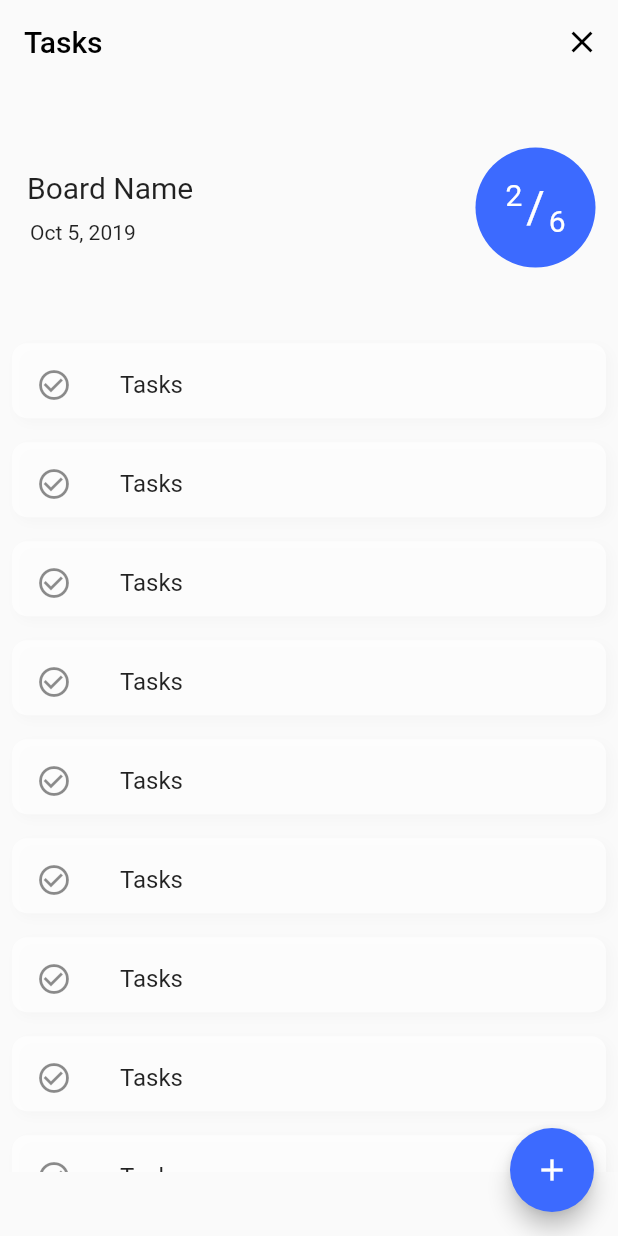
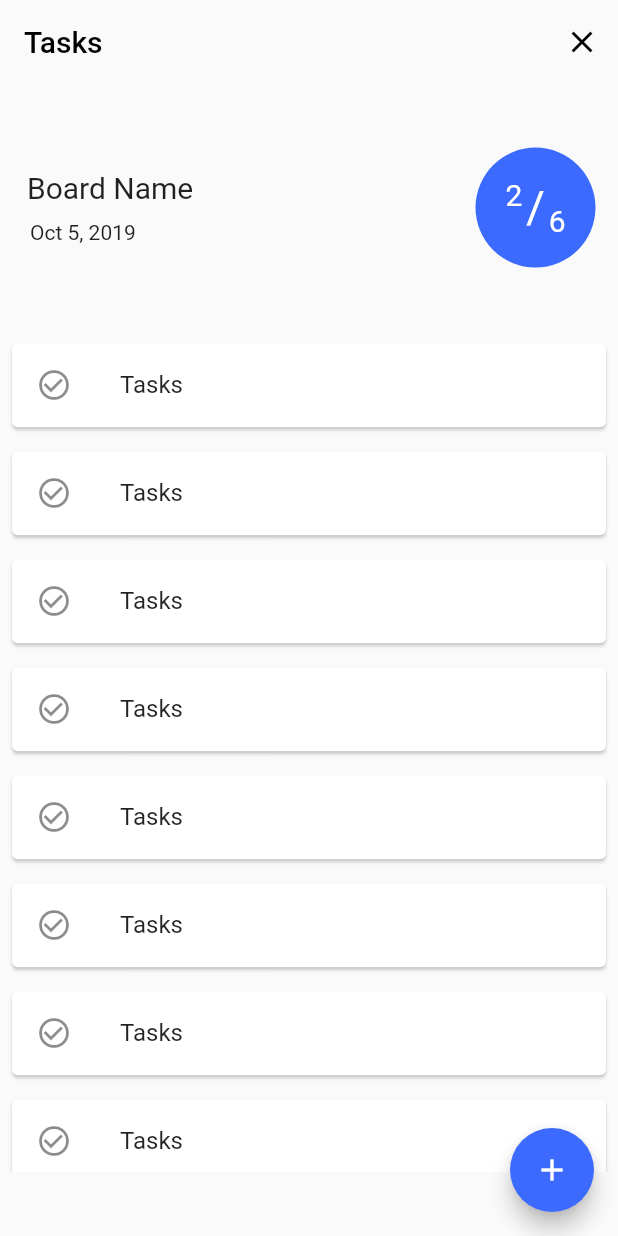
Before and after one commit to Diaga/Twix, a Flutter app: the screen it shows after launch, after a tap on "Board 1", on a phone screen of 412 x 824 dp. Run offline on Flutter 3.47's test engine with Material 2 defaults, Android fonts, the phone set to English and light mode, and no system bars.

Commit message:
update the styles

```diff
--- a/lib/Palette/palette.dart
+++ b/lib/Palette/palette.dart
@@ -8,5 +8,5 @@ class Palette {
   static const Color boardColor = Colors.white;
   static const Color boardTaskCounter = Colors.black;
   static Color boardProgressBarBackground = Colors.grey[100];
-  static const Color boardProgressBar = Colors.blueAccent;
+  static const Color boardProgressBar = Color(0xFF3C6AFF);
 }
--- a/lib/Screens/board_screen.dart
+++ b/lib/Screens/board_screen.dart
@@ -21,9 +21,9 @@ class _BoardScreenState extends State<BoardScreen> {
             title: Text('Personal Boards'),
           ),
           Padding(
-            padding: const EdgeInsets.symmetric(vertical:8.0),
+            padding: const EdgeInsets.symmetric(vertical: 8.0),
             child: Container(
-              height: 100,
+              height: 120,
               child: ListView(
                 scrollDirection: Axis.horizontal,
                 children: <Widget>[
@@ -51,9 +51,9 @@ class _BoardScreenState extends State<BoardScreen> {
             title: Text('Group Boards'),
           ),
           Padding(
-            padding: const EdgeInsets.symmetric(vertical:8.0),
+            padding: const EdgeInsets.symmetric(vertical: 8.0),
             child: Container(
-              height: 100,
+              height: 120,
               child: ListView(
                 scrollDirection: Axis.horizontal,
                 children: <Widget>[
--- a/lib/Widgets/board/board.dart
+++ b/lib/Widgets/board/board.dart
@@ -41,38 +41,24 @@ class _BoardState extends State<Board> {
           ),
         );
       },
-      child: Container(
-        decoration: BoxDecoration(
-            color: Palette.boardColor,
-            shape: BoxShape.rectangle,
-            borderRadius: BorderRadius.all(Radius.circular(10.0)),
-            boxShadow: [
-              BoxShadow(
-                color: Palette.boardShadow,
-                offset: Offset(1, 3),
-                blurRadius: 8,
-              ),
-            ],),
-        width: size.width * 0.4,
-        height: 50.0,
-        margin: EdgeInsets.symmetric(horizontal: 10),
+      child: Card(
         child: Column(
           mainAxisAlignment: MainAxisAlignment.spaceEvenly,
           crossAxisAlignment: CrossAxisAlignment.start,
           children: <Widget>[
             Padding(
-              padding: const EdgeInsets.symmetric(horizontal:8.0),
+              padding: const EdgeInsets.symmetric(horizontal: 8.0),
               child: BoardHeading(heading: heading),
             ),
             Padding(
-              padding: const EdgeInsets.symmetric(horizontal:8.0),
+              padding: const EdgeInsets.symmetric(horizontal: 8.0),
               child: BoardTaskCounter(
                 doneTasks: doneTasks,
                 totalTasks: totalTasks,
               ),
             ),
             Padding(
-              padding: const EdgeInsets.symmetric(horizontal:5.0),
+              padding: const EdgeInsets.symmetric(horizontal: 5.0),
               child: BoardTaskProgressBar(
                 doneTasks: doneTasks,
                 totalTasks: totalTasks,
--- a/lib/Widgets/task.dart
+++ b/lib/Widgets/task.dart
@@ -1,47 +1,20 @@
 import 'package:flutter/material.dart';
-
+import 'package:twix/Screens/task_details.dart';
 
 class Task extends StatelessWidget {
   @override
   Widget build(BuildContext context) {
-    return Container(
-      height: 50,
+    return Card(
       margin: EdgeInsets.all(8.0),
-      decoration: BoxDecoration(
-          color: Colors.white70,
-          shape: BoxShape.rectangle,
-          borderRadius: BorderRadius.circular(10),
-          boxShadow: [
-            BoxShadow(
-                color: Colors.grey[100], offset: Offset(3, 3), blurRadius: 5),
-          ]),
+      color: Colors.white,
       child: ListTile(
         leading: Icon(Icons.check_circle_outline),
         title: Text('Tasks'),
-        onTap: (){
-          Navigator.push(context, MaterialPageRoute(builder: (context) => Screen()));
+        onTap: () {
+          Navigator.push(
+              context, MaterialPageRoute(builder: (context) => Screen()));
         },
       ),
     );
   }
 }
-
-class Screen extends StatelessWidget {
-  @override
-  Widget build(BuildContext context) {
-    return Scaffold(
-      body: SafeArea(
-        child: Column(
-            children: <Widget>[
-              Card(
-                child: ListTile(
-                  title: Text('Title',style: TextStyle(fontSize: 12,color:Colors.grey[500]),),
-                  subtitle: Text('Submit a project',style: TextStyle(fontSize: 15,color: Colors.black),),
-                ),
-              )
-            ],
-        ),
-      ),
-    );
-  }
-}
```
Also changed, not shown: lib/Screens/task_details.dart (added, +28 -0 lines), lib/Widgets/board/board_task_counter.dart (+8 -5 lines), lib/Widgets/onswipe_container.dart (+2 -7 lines).
